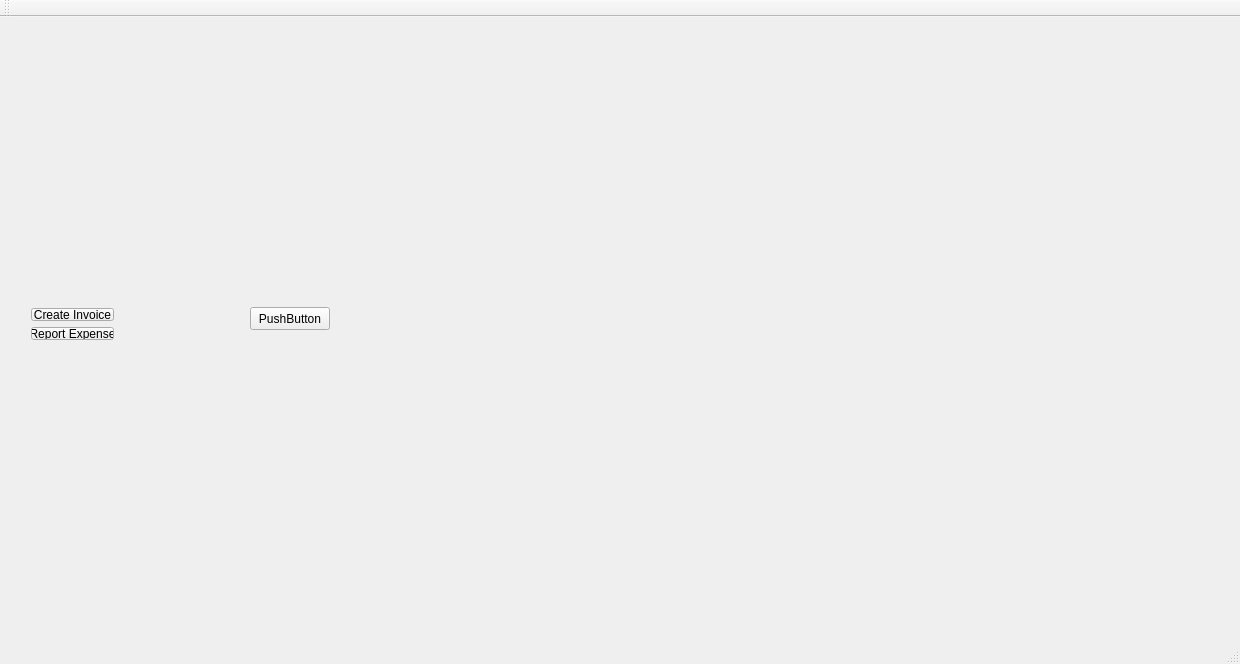
javimgit1224/quickbee, file mainwindow.ui: the form before one commit.
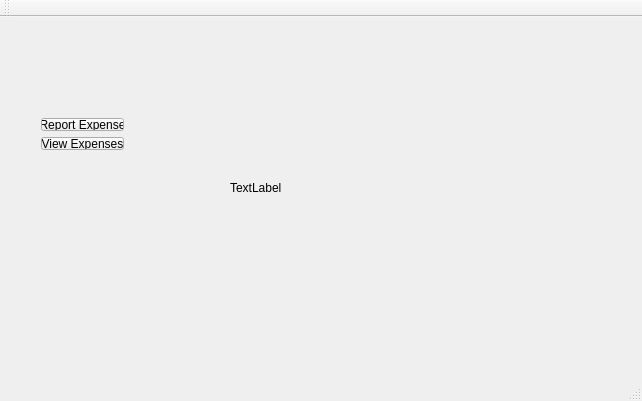
The form after the commit.

```diff
--- a/mainwindow.ui
+++ b/mainwindow.ui
@@ -6,8 +6,8 @@
    <rect>
     <x>0</x>
     <y>0</y>
-    <width>1240</width>
-    <height>664</height>
+    <width>642</width>
+    <height>401</height>
    </rect>
   </property>
   <property name="windowTitle">
@@ -17,8 +17,8 @@
    <widget class="QWidget" name="layoutWidget">
     <property name="geometry">
      <rect>
-      <x>20</x>
-      <y>280</y>
+      <x>30</x>
+      <y>90</y>
       <width>105</width>
       <height>54</height>
      </rect>
@@ -27,30 +27,30 @@
      <item>
       <widget class="QPushButton" name="pushButton">
        <property name="text">
-        <string>Create Invoice</string>
-       </property>
-      </widget>
-     </item>
-     <item>
-      <widget class="QPushButton" name="pushButton_2">
-       <property name="text">
         <string>Report Expense</string>
        </property>
       </widget>
      </item>
+     <item>
+      <widget class="QPushButton" name="pushButton_2">
+       <property name="text">
+        <string>View Expenses</string>
+       </property>
+      </widget>
+     </item>
     </layout>
    </widget>
-   <widget class="QPushButton" name="pushButton_3">
+   <widget class="QLabel" name="label">
     <property name="geometry">
      <rect>
-      <x>250</x>
-      <y>290</y>
-      <width>80</width>
-      <height>23</height>
+      <x>230</x>
+      <y>20</y>
+      <width>391</width>
+      <height>301</height>
      </rect>
     </property>
     <property name="text">
-     <string>PushButton</string>
+     <string>TextLabel</string>
     </property>
    </widget>
   </widget>
```
Left out of the diff: 2 changed lines with no effect on the pictures.
